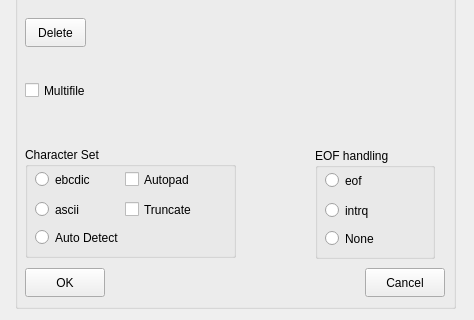
Old version of the form HerculesStudio/HercConfiguration/CardReaderProperties.ui in the repository fsword7/hercgui; both pictures show x 0 to 474 and y 252 to 572 of the 474 by 572 pixel window.
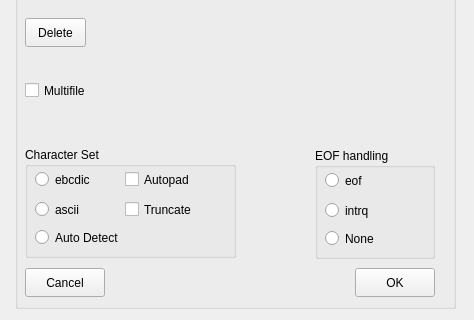
New version of the form.

Patch:
```diff
--- a/HerculesStudio/HercConfiguration/CardReaderProperties.ui
+++ b/HerculesStudio/HercConfiguration/CardReaderProperties.ui
@@ -160,7 +160,7 @@
    <widget class="QPushButton" name="OKButton">
     <property name="geometry">
      <rect>
-      <x>10</x>
+      <x>340</x>
       <y>390</y>
       <width>80</width>
       <height>29</height>
@@ -173,7 +173,7 @@
    <widget class="QPushButton" name="cancelButton">
     <property name="geometry">
      <rect>
-      <x>350</x>
+      <x>10</x>
       <y>390</y>
       <width>80</width>
       <height>29</height>
```
